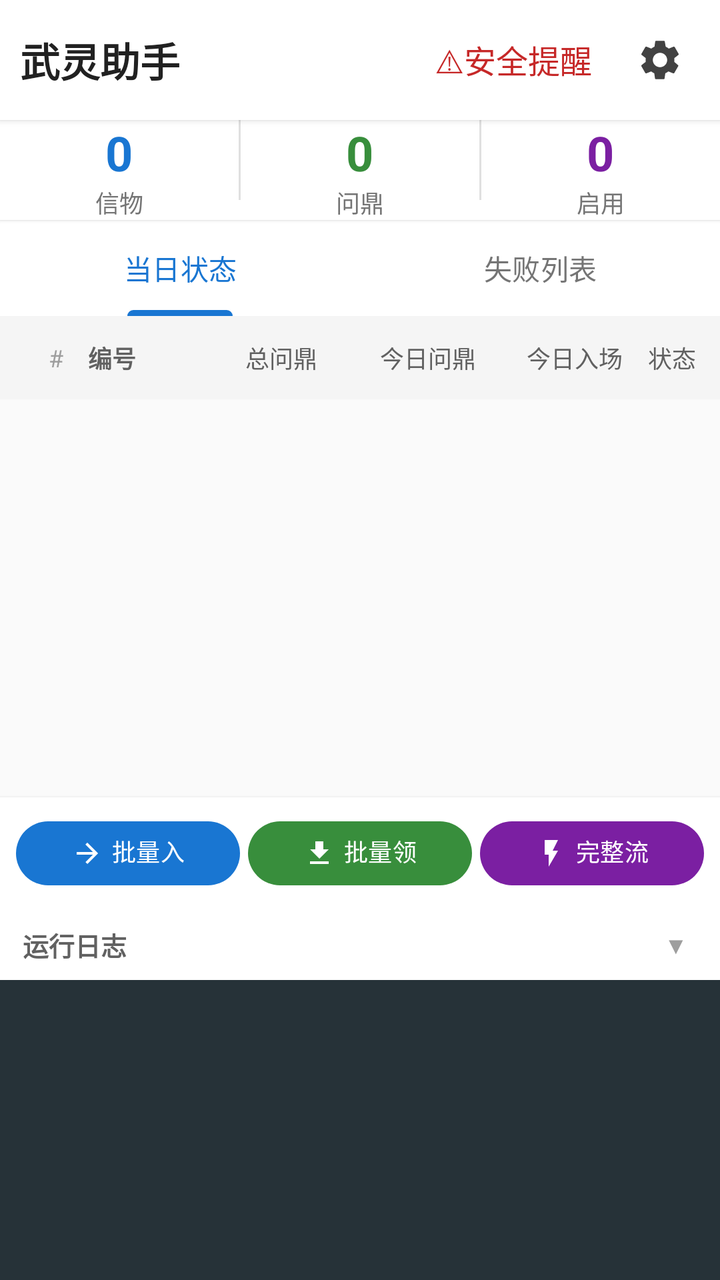
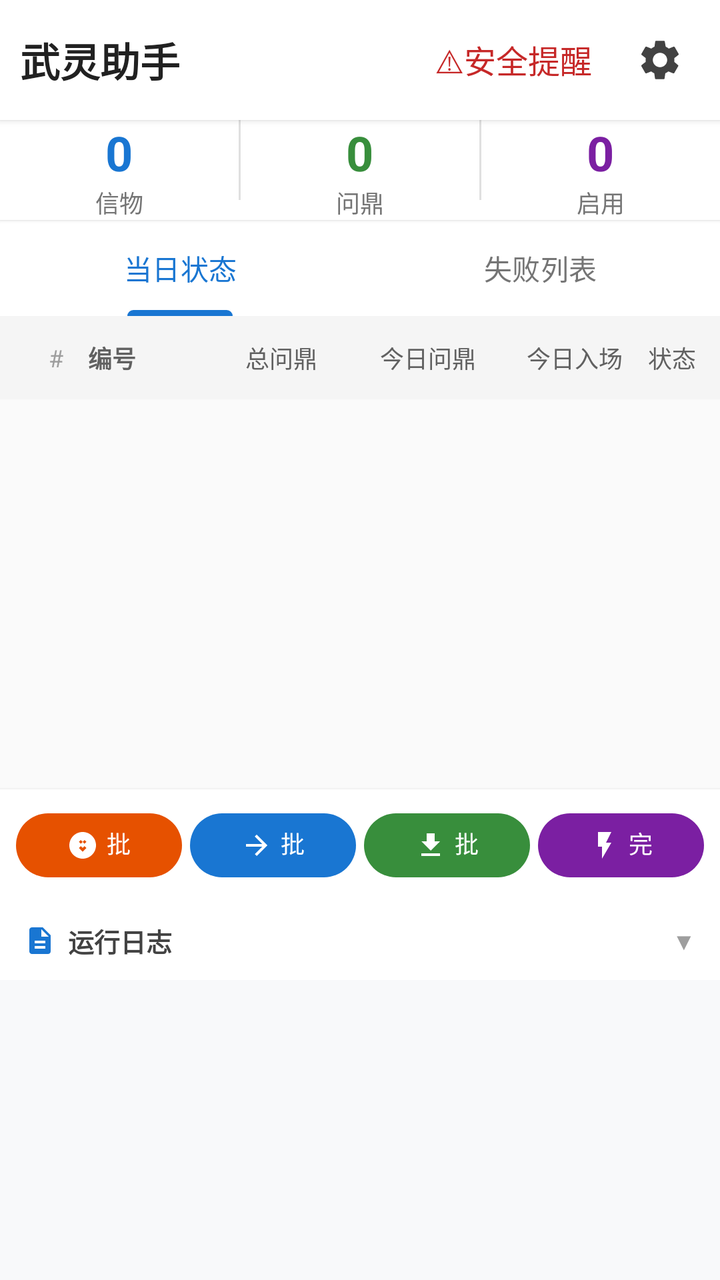

Two renders of the same Android screen: before a commit and after it. Below are the layout's source before the change and the commit's diff.
<!-- AndroidManifest.xml: application theme Theme.WlClient -->
<!-- res/layout/activity_main.xml -->
<?xml version="1.0" encoding="utf-8"?>
<LinearLayout xmlns:android="http://schemas.android.com/apk/res/android"
    xmlns:app="http://schemas.android.com/apk/res-auto"
    android:id="@+id/main"
    android:layout_width="match_parent"
    android:layout_height="match_parent"
    android:orientation="vertical"
    android:background="#FAFAFA">

    
    <LinearLayout
        android:layout_width="match_parent"
        android:layout_height="wrap_content"
        android:orientation="horizontal"
        android:gravity="center_vertical"
        android:padding="10dp"
        android:background="#FFFFFF"
        android:elevation="2dp">

        <TextView
            android:layout_width="0dp"
            android:layout_height="wrap_content"
            android:layout_weight="1"
            android:text="武灵助手"
            android:textSize="20sp"
            android:textStyle="bold"
            android:textColor="#212121" />

        <TextView
            android:id="@+id/btn_security_warn"
            android:layout_width="wrap_content"
            android:layout_height="wrap_content"
            android:padding="6dp"
            android:layout_marginEnd="8dp"
            android:text="⚠安全提醒"
            android:textColor="#C62828"
            android:textSize="16sp"
            android:clickable="true"
            android:focusable="true"
            android:foreground="?attr/selectableItemBackground" />

        <ImageButton
            android:id="@+id/btn_setting_gear"
            android:layout_width="40dp"
            android:layout_height="40dp"
            android:background="?attr/selectableItemBackgroundBorderless"
            android:contentDescription="更多设置菜单"
            android:src="@drawable/ic_gear_svg" />
    </LinearLayout>

    
    <LinearLayout
        android:layout_width="match_parent"
        android:layout_height="wrap_content"
        android:orientation="horizontal"
        android:padding="0dp"
        android:background="#FFFFFF"
        android:elevation="1dp">

        <LinearLayout
            android:layout_width="0dp"
            android:layout_height="wrap_content"
            android:layout_weight="1"
            android:orientation="vertical"
            android:gravity="center">

            <TextView
                android:id="@+id/tv_token_count"
                android:layout_width="wrap_content"
                android:layout_height="wrap_content"
                android:text="0"
                android:textSize="24sp"
                android:textStyle="bold"
                android:textColor="#1976D2" />

            <TextView
                android:layout_width="wrap_content"
                android:layout_height="wrap_content"
                android:text="信物"
                android:textSize="12sp"
                android:textColor="#757575" />
        </LinearLayout>

        <View
            android:layout_width="1dp"
            android:layout_height="40dp"
            android:background="#E0E0E0" />

        <LinearLayout
            android:layout_width="0dp"
            android:layout_height="wrap_content"
            android:layout_weight="1"
            android:orientation="vertical"
            android:gravity="center">

            <TextView
                android:id="@+id/tv_qd_count"
                android:layout_width="wrap_content"
                android:layout_height="wrap_content"
                android:text="0"
                android:textSize="24sp"
                android:textStyle="bold"
                android:textColor="#388E3C" />

            <TextView
                android:layout_width="wrap_content"
                android:layout_height="wrap_content"
                android:text="问鼎"
                android:textSize="12sp"
                android:textColor="#757575" />
        </LinearLayout>

        <View
            android:layout_width="1dp"
            android:layout_height="40dp"
            android:background="#E0E0E0" />

        <LinearLayout
            android:layout_width="0dp"
            android:layout_height="wrap_content"
            android:layout_weight="1"
            android:orientation="vertical"
            android:gravity="center">

            <TextView
                android:id="@+id/tv_enabled_count"
                android:layout_width="wrap_content"
                android:layout_height="wrap_content"
                android:text="0"
                android:textSize="24sp"
                android:textStyle="bold"
                android:textColor="#7B1FA2" />

            <TextView
                android:layout_width="wrap_content"
                android:layout_height="wrap_content"
                android:text="启用"
                android:textSize="12sp"
                android:textColor="#757575" />
        </LinearLayout>
    </LinearLayout>

    
    <com.google.android.material.tabs.TabLayout
        android:id="@+id/tab_layout"
        android:layout_width="match_parent"
        android:layout_height="48dp"
        android:background="#FFFFFF"
        app:tabMode="fixed"
        app:tabGravity="fill"
        app:tabMaxWidth="0dp"
        app:tabIndicatorColor="#1976D2"
        app:tabSelectedTextColor="#1976D2"
        app:tabTextColor="#757575">

        <com.google.android.material.tabs.TabItem
            android:layout_width="0dp"
            android:layout_height="wrap_content"
            android:layout_weight="1"
            android:text="当日状态" />

        <com.google.android.material.tabs.TabItem
            android:layout_width="0dp"
            android:layout_height="wrap_content"
            android:layout_weight="1"
            android:text="失败列表" />
    </com.google.android.material.tabs.TabLayout>

    
    <LinearLayout
        android:id="@+id/layout_status_header"
        android:layout_width="match_parent"
        android:layout_height="wrap_content"
        android:orientation="horizontal"
        android:gravity="center_vertical"
        android:padding="12dp"
        android:background="#F5F5F5">

        <TextView
            android:layout_width="32dp"
            android:layout_height="wrap_content"
            android:text="#"
            android:textSize="12sp"
            android:textColor="#9E9E9E"
            android:gravity="center" />

        <TextView
            android:layout_width="60dp"
            android:layout_height="wrap_content"
            android:text="编号"
            android:textSize="12sp"
            android:textStyle="bold"
            android:textColor="#616161" />

        <TextView
            android:layout_width="0dp"
            android:layout_height="wrap_content"
            android:layout_weight="1"
            android:text="总问鼎"
            android:textSize="12sp"
            android:textColor="#616161"
            android:gravity="center" />

        <TextView
            android:layout_width="0dp"
            android:layout_height="wrap_content"
            android:layout_weight="1"
            android:text="今日问鼎"
            android:textSize="12sp"
            android:textColor="#616161"
            android:gravity="center" />

        <TextView
            android:layout_width="0dp"
            android:layout_height="wrap_content"
            android:layout_weight="1"
            android:text="今日入场"
            android:textSize="12sp"
            android:textColor="#616161"
            android:gravity="center" />

        <TextView
            android:layout_width="wrap_content"
            android:layout_height="wrap_content"
            android:text="状态"
            android:textSize="12sp"
            android:textColor="#616161" />
    </LinearLayout>

    
    <FrameLayout
        android:layout_width="match_parent"
        android:layout_height="0dp"
        android:layout_weight="1">

        <androidx.recyclerview.widget.RecyclerView
            android:id="@+id/rv_daily_status"
            android:layout_width="match_parent"
            android:layout_height="match_parent"
            android:clipToPadding="false"
            android:visibility="visible" />

        <TextView
            android:id="@+id/tv_empty_status"
            android:layout_width="wrap_content"
            android:layout_height="wrap_content"
            android:layout_gravity="center"
            android:text="暂无数据，执行后自动记录"
            android:textSize="14sp"
            android:textColor="#BDBDBD"
            android:visibility="gone" />

        <androidx.recyclerview.widget.RecyclerView
            android:id="@+id/rv_failure_list"
            android:layout_width="match_parent"
            android:layout_height="match_parent"
            android:clipToPadding="false"
            android:visibility="gone" />

        <TextView
            android:id="@+id/tv_empty_failure"
            android:layout_width="wrap_content"
            android:layout_height="wrap_content"
            android:layout_gravity="center"
            android:text="暂无失败记录 ✅"
            android:textSize="14sp"
            android:textColor="#BDBDBD"
            android:visibility="gone" />
    </FrameLayout>

    
    <LinearLayout
        android:layout_width="match_parent"
        android:layout_height="wrap_content"
        android:orientation="horizontal"
        android:paddingStart="8dp"
        android:paddingEnd="8dp"
        android:paddingTop="8dp"
        android:paddingBottom="8dp"
        android:background="#FFFFFF"
        android:elevation="2dp">

        <com.google.android.material.button.MaterialButton
            android:id="@+id/btn_batch_enter"
            android:layout_width="0dp"
            android:layout_height="40dp"
            android:layout_weight="1"
            app:backgroundTint="#1976D2"
            android:textColor="#ffffff"
            android:text="批量入场"
            android:textSize="12sp"
            app:icon="@drawable/ic_enter_svg"
            app:iconGravity="textStart"
            app:iconSize="16dp"
            app:iconPadding="4dp" />

        <View android:layout_width="4dp" android:layout_height="0dp" />

        <com.google.android.material.button.MaterialButton
            android:id="@+id/btn_batch_claim"
            android:layout_width="0dp"
            android:layout_height="40dp"
            android:layout_weight="1"
            app:backgroundTint="#388E3C"
            android:textColor="#ffffff"
            android:text="批量领取"
            android:textSize="12sp"
            app:icon="@drawable/ic_claim_svg"
            app:iconGravity="textStart"
            app:iconSize="16dp"
            app:iconPadding="4dp" />

        <View android:layout_width="4dp" android:layout_height="0dp" />

        <com.google.android.material.button.MaterialButton
            android:id="@+id/btn_full_workflow"
            android:layout_width="0dp"
            android:layout_height="40dp"
            android:layout_weight="1"
            app:backgroundTint="#7B1FA2"
            android:textColor="#ffffff"
            android:text="完整流程"
            android:textSize="12sp"
            app:icon="@drawable/ic_workflow_svg"
            app:iconGravity="textStart"
            app:iconSize="16dp"
            app:iconPadding="4dp" />
    </LinearLayout>

    
    <LinearLayout
        android:layout_width="match_parent"
        android:layout_height="wrap_content"
        android:orientation="vertical"
        android:background="#FFFFFF"
        android:elevation="2dp">

        <LinearLayout
            android:id="@+id/layout_log_header"
            android:layout_width="match_parent"
            android:layout_height="wrap_content"
            android:orientation="horizontal"
            android:gravity="center_vertical"
            android:paddingStart="8dp"
            android:paddingEnd="16dp"
            android:paddingTop="8dp"
            android:paddingBottom="8dp"
            android:clickable="true"
            android:focusable="true">

            <TextView
                android:layout_width="0dp"
                android:layout_height="wrap_content"
                android:layout_weight="1"
                android:text=" 运行日志"
                android:textSize="13sp"
                android:textColor="#616161"
                android:textStyle="bold" />

            <TextView
                android:id="@+id/tv_log_toggle"
                android:layout_width="wrap_content"
                android:layout_height="wrap_content"
                android:text="▼"
                android:textSize="12sp"
                android:textColor="#9E9E9E" />
        </LinearLayout>

        <ScrollView
            android:id="@+id/scrollView"
            android:layout_width="match_parent"
            android:layout_height="150dp"
            android:background="#263238"
            android:padding="8dp">

            <TextView
                android:id="@+id/tv_log"
                android:layout_width="match_parent"
                android:layout_height="wrap_content"
                android:textColor="#B0BEC5"
                android:textSize="12sp"
                android:fontFamily="monospace" />
        </ScrollView>
    </LinearLayout>
</LinearLayout>
<!-- resources referenced by this layout -->
<resources>
  <!-- drawable ic_claim_svg (drawable) -->
  <?xml version="1.0" encoding="utf-8"?>
  <vector xmlns:android="http://schemas.android.com/apk/res/android"
      android:width="16dp"
      android:height="16dp"
      android:viewportWidth="24"
      android:viewportHeight="24">
      <path
          android:fillColor="#FFFFFF"
          android:pathData="M19,9h-4V3H9v6H5l7,7 7,-7zM5,18v2h14v-2H5z"/>
  </vector>
  <!-- drawable ic_enter_svg (drawable) -->
  <?xml version="1.0" encoding="utf-8"?>
  <vector xmlns:android="http://schemas.android.com/apk/res/android"
      android:width="16dp"
      android:height="16dp"
      android:viewportWidth="24"
      android:viewportHeight="24">
      <path
          android:fillColor="#FFFFFF"
          android:pathData="M12,4l-1.41,1.41L16.17,11H4v2h12.17l-5.58,5.59L12,20l8,-8z"/>
  </vector>
  <!-- drawable ic_gear_svg (drawable) -->
  <?xml version="1.0" encoding="utf-8"?>
  <vector xmlns:android="http://schemas.android.com/apk/res/android"
      android:width="24dp"
      android:height="24dp"
      android:viewportWidth="24"
      android:viewportHeight="24">
      <path
          android:fillColor="#424242"
          android:pathData="M19.14,12.94c0.04,-0.3 0.06,-0.61 0.06,-0.94c0,-0.32 -0.02,-0.64 -0.06,-0.94l2.03,-1.58c0.18,-0.14 0.23,-0.41 0.12,-0.61l-1.92,-3.32c-0.12,-0.22 -0.37,-0.29 -0.59,-0.22l-2.39,0.96c-0.5,-0.38 -0.99,-0.7 -1.54,-0.94L14.4,2.81c-0.04,-0.24 -0.24,-0.41 -0.48,-0.41h-3.84c-0.24,0 -0.43,0.17 -0.47,0.41L9.25,5.35C8.7,5.59 8.12,5.92 7.63,6.29L5.24,5.33c-0.22,-0.08 -0.47,0 -0.59,0.22L2.74,8.87C2.62,9.08 2.66,9.34 2.86,9.48l2.03,1.58C4.84,11.36 4.8,11.69 4.8,12s0.02,0.64 0.05,0.94l-2.03,1.58c-0.18,0.14 -0.23,0.41 -0.12,0.61l1.92,3.32c0.12,0.22,0.37,0.29,0.59,0.22l2.39,-0.96c0.5,0.38,0.99,0.7,1.54,0.94l0.36,2.54c0.05,0.24,0.24,0.41,0.48,0.41h3.84c0.24,0,0.44,-0.17,0.47,-0.41l0.36,-2.54c0.55,-0.24 1.04,-0.56 1.54,-0.94l2.39,0.96c0.22,0.08,0.47,0,0.59,-0.22l1.92,-3.32c0.12,-0.22,0.07,-0.47,-0.12,-0.61M12,15.6c-1.98,0 -3.6,-1.62 -3.6,-3.6s1.62,-3.6 3.6,-3.6s3.6,1.62 3.6,3.6S13.98,15.6 12,15.6z"/>
  </vector>
  <!-- drawable ic_workflow_svg (drawable) -->
  <?xml version="1.0" encoding="utf-8"?>
  <vector xmlns:android="http://schemas.android.com/apk/res/android"
      android:width="16dp"
      android:height="16dp"
      android:viewportWidth="24"
      android:viewportHeight="24">
      <path
          android:fillColor="#FFFFFF"
          android:pathData="M7,2v11h3v9l7,-12h-4l4,-8z"/>
  </vector>
  <style name="Theme.WlClient" parent="Base.Theme.WlClient" />
  <style name="Base.Theme.WlClient" parent="Theme.Material3.DayNight.NoActionBar">
          
          
      </style>
</resources>

<!-- the commit's change to res/layout/activity_main.xml (unified diff, before → after) -->
@@ -262,7 +262,7 @@
             android:layout_width="wrap_content"
             android:layout_height="wrap_content"
             android:layout_gravity="center"
-            android:text="暂无失败记录 ✅"
+            android:text="暂无失败记录"
             android:textSize="14sp"
             android:textColor="#BDBDBD"
             android:visibility="gone" />
@@ -273,12 +273,25 @@
         android:layout_width="match_parent"
         android:layout_height="wrap_content"
         android:orientation="horizontal"
-        android:paddingStart="8dp"
-        android:paddingEnd="8dp"
-        android:paddingTop="8dp"
-        android:paddingBottom="8dp"
+        android:padding="8dp"
         android:background="#FFFFFF"
         android:elevation="2dp">
+
+        <com.google.android.material.button.MaterialButton
+            android:id="@+id/btn_batch_fund"
+            android:layout_width="0dp"
+            android:layout_height="40dp"
+            android:layout_weight="1"
+            app:backgroundTint="#E65100"
+            android:textColor="#ffffff"
+            android:text="批量充值"
+            android:textSize="12sp"
+            app:icon="@drawable/ic_fund_svg"
+            app:iconGravity="textStart"
+            app:iconSize="16dp"
+            app:iconPadding="4dp" />
+
+        <View android:layout_width="4dp" android:layout_height="0dp" />
 
         <com.google.android.material.button.MaterialButton
             android:id="@+id/btn_batch_enter"
@@ -341,20 +354,26 @@
             android:layout_height="wrap_content"
             android:orientation="horizontal"
             android:gravity="center_vertical"
-            android:paddingStart="8dp"
-            android:paddingEnd="16dp"
-            android:paddingTop="8dp"
-            android:paddingBottom="8dp"
+            android:paddingStart="12dp"
+            android:paddingEnd="12dp"
+            android:paddingTop="10dp"
+            android:paddingBottom="10dp"
             android:clickable="true"
             android:focusable="true">
 
+            <ImageView
+                android:layout_width="16dp"
+                android:layout_height="16dp"
+                android:src="@drawable/ic_log_svg"
+                android:layout_marginEnd="6dp" />
+
             <TextView
                 android:layout_width="0dp"
                 android:layout_height="wrap_content"
                 android:layout_weight="1"
-                android:text=" 运行日志"
+                android:text="运行日志"
                 android:textSize="13sp"
-                android:textColor="#616161"
+                android:textColor="#424242"
                 android:textStyle="bold" />
 
             <TextView
@@ -370,15 +389,16 @@
             android:id="@+id/scrollView"
             android:layout_width="match_parent"
             android:layout_height="150dp"
-            android:background="#263238"
-            android:padding="8dp">
+            android:background="#F8F9FA"
+            android:padding="12dp">
 
             <TextView
                 android:id="@+id/tv_log"
                 android:layout_width="match_parent"
                 android:layout_height="wrap_content"
-                android:textColor="#B0BEC5"
+                android:textColor="#37474F"
                 android:textSize="12sp"
+                android:lineSpacingExtra="3dp"
                 android:fontFamily="monospace" />
         </ScrollView>
     </LinearLayout>
<!-- resource entries referenced after the edit -->
@@ -22,6 +22,17 @@
           android:fillColor="#FFFFFF"
           android:pathData="M12,4l-1.41,1.41L16.17,11H4v2h12.17l-5.58,5.59L12,20l8,-8z"/>
   </vector>
+  <!-- drawable ic_fund_svg (drawable) -->
+  <?xml version="1.0" encoding="utf-8"?>
+  <vector xmlns:android="http://schemas.android.com/apk/res/android"
+      android:width="16dp"
+      android:height="16dp"
+      android:viewportWidth="24"
+      android:viewportHeight="24">
+      <path
+          android:fillColor="#FFFFFF"
+          android:pathData="M12,2C6.48,2 2,6.48 2,12s4.48,10 10,10 10,-4.48 10,-10S17.52,2 12,2zM13.41,15.41L12,16.83l-1.41,-1.41L9.17,14 10.59,12.59 12,14l1.41,-1.41L14.83,14zM14.83,9.41L13.41,10.83 12,9.41 10.59,10.83 9.17,9.41 10.59,8 12,9.41 13.41,8 14.83,9.41z"/>
+  </vector>
   <!-- drawable ic_gear_svg (drawable) -->
   <?xml version="1.0" encoding="utf-8"?>
   <vector xmlns:android="http://schemas.android.com/apk/res/android"
@@ -32,6 +43,17 @@
       <path
           android:fillColor="#424242"
           android:pathData="M19.14,12.94c0.04,-0.3 0.06,-0.61 0.06,-0.94c0,-0.32 -0.02,-0.64 -0.06,-0.94l2.03,-1.58c0.18,-0.14 0.23,-0.41 0.12,-0.61l-1.92,-3.32c-0.12,-0.22 -0.37,-0.29 -0.59,-0.22l-2.39,0.96c-0.5,-0.38 -0.99,-0.7 -1.54,-0.94L14.4,2.81c-0.04,-0.24 -0.24,-0.41 -0.48,-0.41h-3.84c-0.24,0 -0.43,0.17 -0.47,0.41L9.25,5.35C8.7,5.59 8.12,5.92 7.63,6.29L5.24,5.33c-0.22,-0.08 -0.47,0 -0.59,0.22L2.74,8.87C2.62,9.08 2.66,9.34 2.86,9.48l2.03,1.58C4.84,11.36 4.8,11.69 4.8,12s0.02,0.64 0.05,0.94l-2.03,1.58c-0.18,0.14 -0.23,0.41 -0.12,0.61l1.92,3.32c0.12,0.22,0.37,0.29,0.59,0.22l2.39,-0.96c0.5,0.38,0.99,0.7,1.54,0.94l0.36,2.54c0.05,0.24,0.24,0.41,0.48,0.41h3.84c0.24,0,0.44,-0.17,0.47,-0.41l0.36,-2.54c0.55,-0.24 1.04,-0.56 1.54,-0.94l2.39,0.96c0.22,0.08,0.47,0,0.59,-0.22l1.92,-3.32c0.12,-0.22,0.07,-0.47,-0.12,-0.61M12,15.6c-1.98,0 -3.6,-1.62 -3.6,-3.6s1.62,-3.6 3.6,-3.6s3.6,1.62 3.6,3.6S13.98,15.6 12,15.6z"/>
+  </vector>
+  <!-- drawable ic_log_svg (drawable) -->
+  <?xml version="1.0" encoding="utf-8"?>
+  <vector xmlns:android="http://schemas.android.com/apk/res/android"
+      android:width="24dp"
+      android:height="24dp"
+      android:viewportWidth="24"
+      android:viewportHeight="24">
+      <path
+          android:fillColor="#1976D2"
+          android:pathData="M14,2H6C4.9,2 4,2.9 4,4v16c0,1.1 0.89,2 1.99,2H18c1.1,0 2,-0.9 2,-2V8l-6,-6zM16,18H8v-2h8v2zM16,14H8v-2h8v2zM13,9V3.5L18.5,9H13z" />
   </vector>
   <!-- drawable ic_workflow_svg (drawable) -->
   <?xml version="1.0" encoding="utf-8"?>
